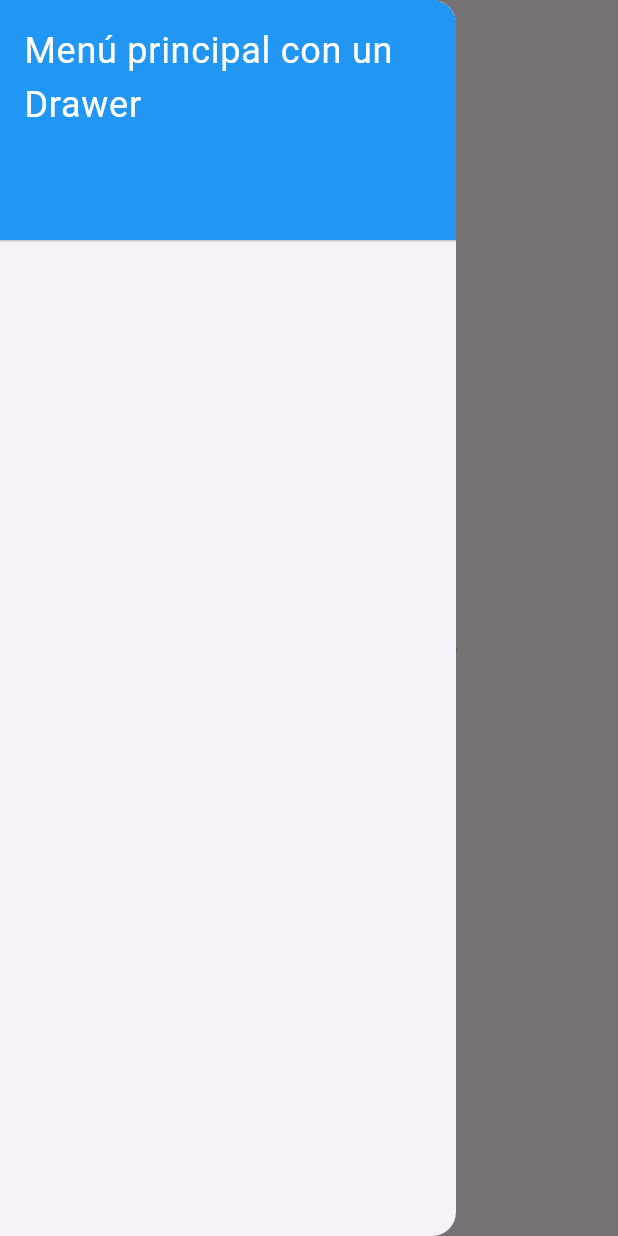
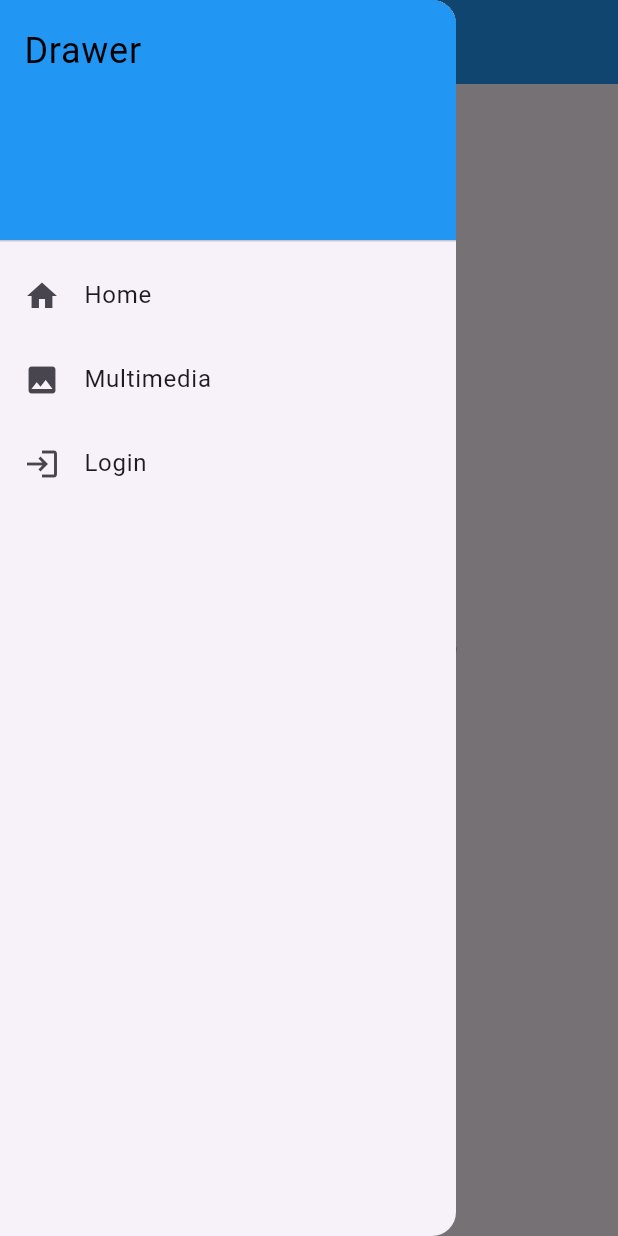
Before and after one commit to MrFireWolf007/pmdm_examen_total, a Flutter app: the screen it shows after launch, with the side drawer open, on a phone screen of 412 x 824 dp. Run offline on Flutter 3.47's test engine with Material 3 defaults, Android fonts, the phone set to English and light mode, and no system bars.

Commit message:
Navegacion: Drawer con elementos dentro para navegar

```diff
--- a/lib/pages/home/home_page.dart
+++ b/lib/pages/home/home_page.dart
@@ -13,6 +13,7 @@ class _HomePageState extends State<HomePage> {
     return Scaffold(
       appBar: AppBar(
         title: const Text('Proyecto base PMDM'),
+        backgroundColor: Colors.blue,
       ),
       // El Drawer siempre va en el Scaffold y para que tenga el icono de menu existir un AppBar
       drawer: Drawer(
@@ -24,13 +25,27 @@ class _HomePageState extends State<HomePage> {
                 color: Colors.blue,
               ),
               child: Text(
-                'Menú principal con un Drawer',
+                'Drawer',
                 style: TextStyle(
-                  color: Colors.white,
+                  color: Colors.black,
                   fontSize: 24,
                 ),
-              )
-            )
+              ),
+            ),
+            // Ahora vamos a añadirle opciones al Drawer para poder navegar
+            // para ello usamos ListTile
+            ListTile(
+              leading: Icon(Icons.home),
+              title: Text('Home'),
+            ),
+            ListTile(
+              leading: Icon(Icons.image),
+              title: Text('Multimedia'),
+            ),
+            ListTile(
+              leading: Icon(Icons.login),
+              title: Text('Login'),
+            ),
           ],
         )
       ),
```
